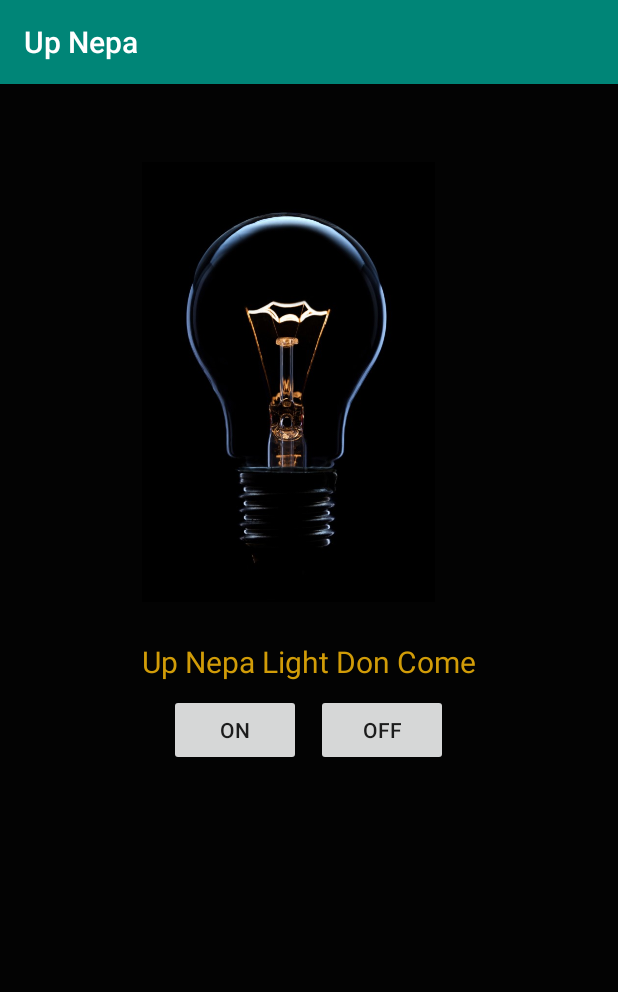
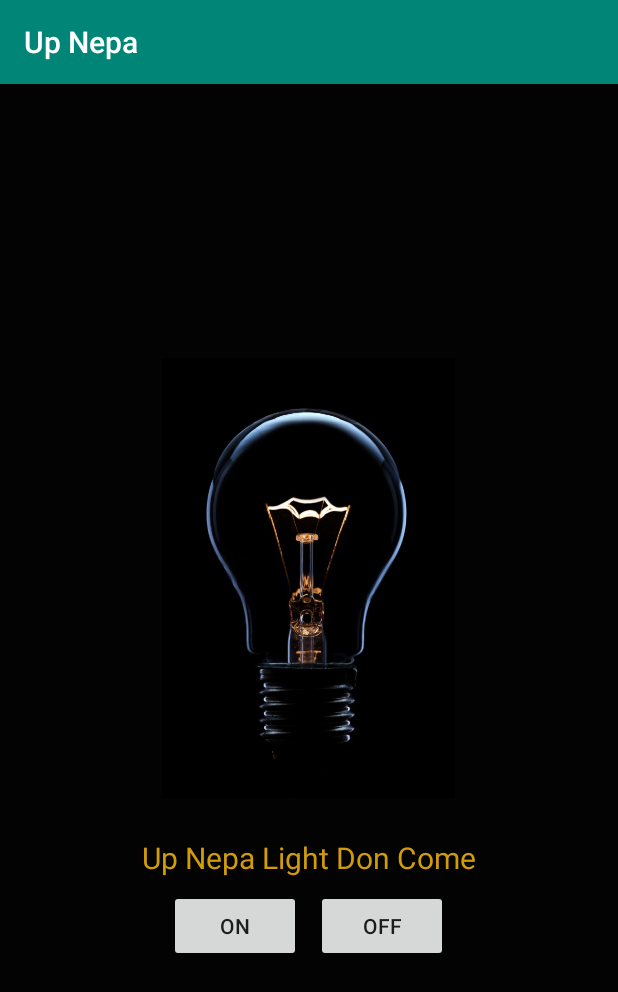
Before and after one commit to wise4rmgod/UpNepa, an Android app: the screen it shows after launch (UpnepaActivity), on a phone screen of 412 x 824 dp. Shown: the top 992 px of the screen. Run offline under Robolectric (Android 15) with nearby library versions, the phone set to English and light mode, and no system bars.

Commit message:
fix the notification issue

```diff
--- a/app/build.gradle
+++ b/app/build.gradle
@@ -12,7 +12,7 @@ android {
     }
     buildTypes {
         release {
-            minifyEnabled false
+            minifyEnabled true
             proguardFiles getDefaultProguardFile('proguard-android.txt'), 'proguard-rules.pro'
         }
     }
--- a/app/src/main/AndroidManifest.xml
+++ b/app/src/main/AndroidManifest.xml
@@ -9,9 +9,9 @@
         android:roundIcon="@mipmap/ic_launcher_round"
         android:supportsRtl="true"
         android:theme="@style/AppTheme">
-        <activity android:name=".UpnepaActivity">
+        <activity android:name=".UpnepaActivity" android:screenOrientation="portrait">
             <intent-filter>
-                <action android:name="android.intent.action.MAIN" />
+                <action android:name="android.intent.action.MAIN"  />
 
                 <category android:name="android.intent.category.LAUNCHER" />
             </intent-filter>
--- a/app/src/main/java/com/developer/wise4rmgod/upnepa/UpnepaActivity.java
+++ b/app/src/main/java/com/developer/wise4rmgod/upnepa/UpnepaActivity.java
@@ -1,8 +1,8 @@
 package com.developer.wise4rmgod.upnepa;
 
-import android.arch.lifecycle.Observer;
-import android.media.MediaPlayer;
-import android.support.annotation.Nullable;
+
+import android.annotation.TargetApi;
+import android.os.Build;
 import android.support.v7.app.AppCompatActivity;
 import android.os.Bundle;
 import android.view.View;
@@ -11,6 +11,7 @@ import android.widget.Toast;
 
 import com.developer.wise4rmgod.upnepa.work_manager_class.Workmanagerclass;
 
+import java.time.Duration;
 import java.util.UUID;
 import java.util.concurrent.TimeUnit;
 
@@ -23,6 +24,9 @@ import androidx.work.WorkManager;
 public class UpnepaActivity extends AppCompatActivity {
 public Button buttonOn,buttonOff;
 
+
+
+    @TargetApi(Build.VERSION_CODES.O)
     @Override
     protected void onCreate(Bundle savedInstanceState) {
         super.onCreate(savedInstanceState);
@@ -37,14 +41,17 @@ public Button buttonOn,buttonOff;
                 .build();
 
         Constraints constraints = new Constraints.Builder()
+                .setRequiresDeviceIdle(true)
                 .setRequiresCharging(true)
                 .build();
-        final OneTimeWorkRequest oneTimeWorkRequest=new OneTimeWorkRequest.Builder(Workmanagerclass.class)
-                .setConstraints(constraints)
-                .setInputData(data)
-                .build();
-        final PeriodicWorkRequest periodicWorkRequest = new PeriodicWorkRequest.Builder(Workmanagerclass.class,100,TimeUnit.MILLISECONDS)
 
+                 final  OneTimeWorkRequest oneTimeWorkRequest = new OneTimeWorkRequest.Builder(Workmanagerclass.class)
+                    .setConstraints(constraints)
+                    .setInputData(data)
+                    //.setInitialDelay(1,TimeUnit.MILLISECONDS)
+                    .build();
+
+        final PeriodicWorkRequest periodicWorkRequest = new PeriodicWorkRequest.Builder(Workmanagerclass.class,1,TimeUnit.MILLISECONDS)
                 .setConstraints(constraints)
                 .build();
 
@@ -53,8 +60,8 @@ public Button buttonOn,buttonOff;
         buttonOn.setOnClickListener(new View.OnClickListener() {
             @Override
             public void onClick(View v) {
-               // WorkManager.getInstance().beginWith(oneTimeWorkRequest).enqueue();
-                WorkManager.getInstance().enqueue(oneTimeWorkRequest);
+               // WorkManager.getInstance().enqueue(periodicWorkRequest);
+                WorkManager.getInstance().enqueue(oneTimeWorkRequest).getResult();
                 Toast.makeText(getApplicationContext(),"Waiting for Nepa Light Signal",Toast.LENGTH_SHORT).show();
                 finish();
             }
@@ -62,7 +69,7 @@ public Button buttonOn,buttonOff;
         buttonOff.setOnClickListener(new View.OnClickListener() {
             @Override
             public void onClick(View v) {
-             //   WorkManager.getInstance().cancelWorkById(periodicWorkRequest.getId());
+             //  WorkManager.getInstance().cancelWorkById(periodicWorkRequest.getId());
                 Toast.makeText(getApplicationContext(),"Stopped Nepa Light Signal",Toast.LENGTH_SHORT).show();
                 WorkManager.getInstance().cancelWorkById(workid);
             }
--- a/app/src/main/java/com/developer/wise4rmgod/upnepa/work_manager_class/Workmanagerclass.java
+++ b/app/src/main/java/com/developer/wise4rmgod/upnepa/work_manager_class/Workmanagerclass.java
@@ -4,15 +4,11 @@ import android.app.NotificationChannel;
 import android.app.NotificationManager;
 import android.content.Context;
 import android.content.Intent;
-import android.graphics.BitmapFactory;
 import android.media.MediaPlayer;
 import android.support.annotation.NonNull;
 import android.support.v4.app.NotificationCompat;
-
 import com.developer.wise4rmgod.upnepa.R;
 import com.developer.wise4rmgod.upnepa.UpnepaActivity;
-
-import androidx.work.Data;
 import androidx.work.Worker;
 import androidx.work.WorkerParameters;
 
--- a/app/src/main/res/layout/activity_upnepa.xml
+++ b/app/src/main/res/layout/activity_upnepa.xml
@@ -7,12 +7,21 @@
     android:background="@color/colorPrimaryDark"
     tools:context=".UpnepaActivity">
 
+    <LinearLayout
+        android:layout_width="match_parent"
+        android:layout_height="match_parent"
+        android:orientation="vertical"
+        android:gravity="center"
+        app:layout_constraintBottom_toBottomOf="parent"
+        app:layout_constraintEnd_toEndOf="parent"
+        app:layout_constraintStart_toStartOf="parent"
+        app:layout_constraintTop_toTopOf="parent">
+
         <ImageView
             android:id="@+id/imageView"
             android:layout_width="298dp"
             android:layout_height="293dp"
             android:layout_marginStart="43dp"
-        android:layout_marginTop="52dp"
             android:layout_marginEnd="43dp"
             app:layout_constraintEnd_toEndOf="parent"
             app:layout_constraintHorizontal_bias="0.0"
@@ -56,5 +65,5 @@
                 android:layout_height="wrap_content"
                 android:text="OFF" />
         </LinearLayout>
-
+    </LinearLayout>
 </android.support.constraint.ConstraintLayout>
```
Lines whose indentation alone changed are shown as unchanged.
